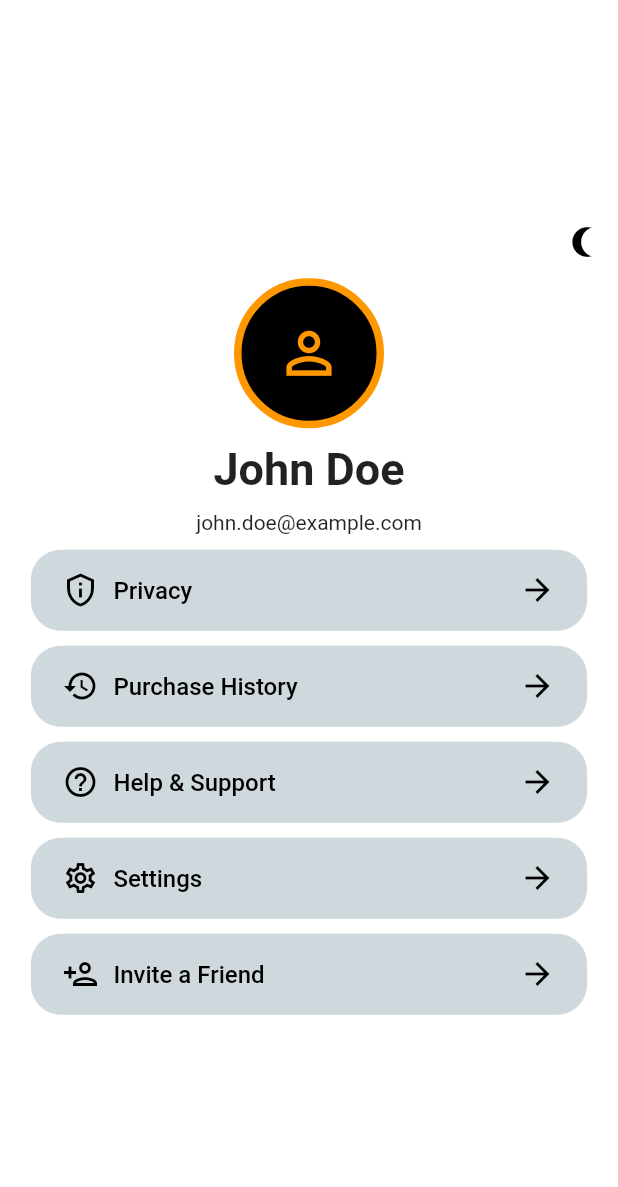
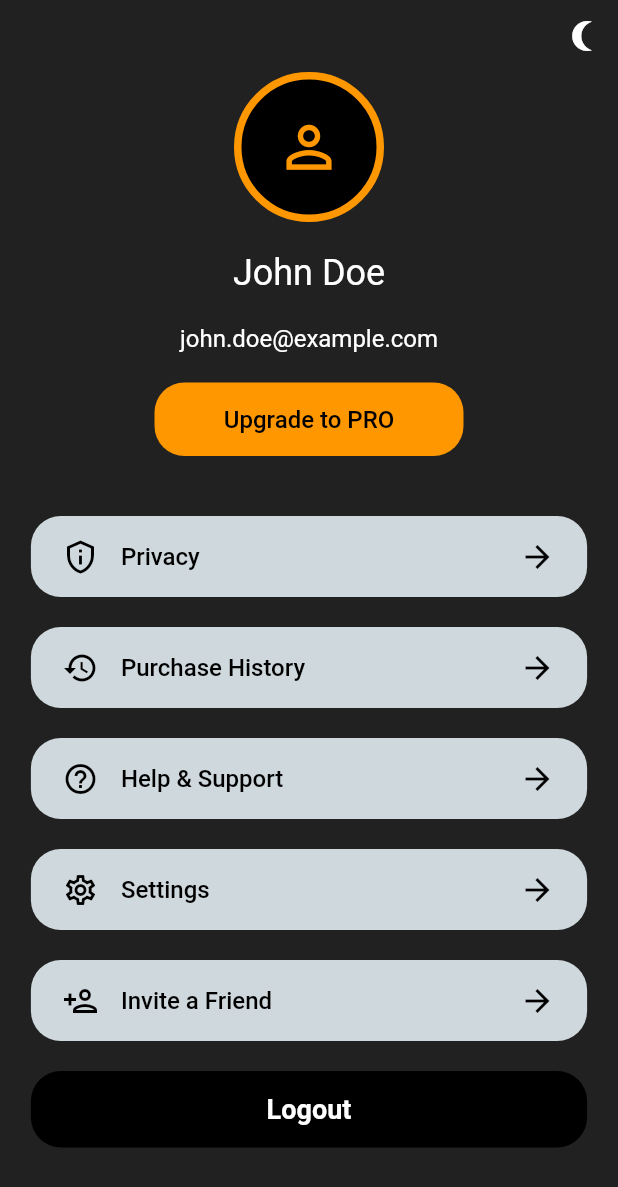
Before and after one commit to MohammadMazin/xgrid_intern, a Flutter app: the screen it shows after launch, after a tap on the "nightlight round" icon, on a phone screen of 412 x 824 dp. Shown: the top 1187 px of the screen. Run offline on Flutter 3.47's test engine with Material 2 defaults, Android fonts, the phone set to English and light mode, and no system bars.

Commit message:
changing light and dark mode using provider implemented

```diff
--- a/lib/main.dart
+++ b/lib/main.dart
@@ -1,5 +1,7 @@
 import 'package:flutter/material.dart';
+import 'package:provider/provider.dart';
 import 'package:xgrid_internship/pages/profile.dart';
+import 'package:xgrid_internship/utils/DarkThemeProvider.dart';
 import 'package:xgrid_internship/utils/ThemeData.dart';
 
 void main() {
@@ -16,24 +18,31 @@ class MainApp extends StatefulWidget {
       context.findAncestorStateOfType<_MainAppState>()!;
 }
 
+DarkThemeProvider themeChangeProvider = new DarkThemeProvider();
+
 class _MainAppState extends State<MainApp> {
-  ThemeMode _themeMode = ThemeMode.system;
+  bool _themeMode = themeChangeProvider.darkTheme;
 
   void changeTheme() {
-    // swap between light and dark
-    final themeMode =
-        _themeMode == ThemeMode.light ? ThemeMode.dark : ThemeMode.light;
+    // swap between light and dark mode using provider
+    themeChangeProvider.darkTheme = !themeChangeProvider.darkTheme;
     setState(() {
-      _themeMode = themeMode;
+      _themeMode = themeChangeProvider.darkTheme;
     });
   }
 
   @override
   Widget build(BuildContext context) {
-    return MaterialApp(
-        theme: lightTheme,
-        themeMode: _themeMode,
-        darkTheme: darkTheme,
-        home: Profile());
+    return ChangeNotifierProvider(
+      create: (_) => DarkThemeProvider(),
+      child: Consumer<DarkThemeProvider>(
+        builder: (BuildContext context, value, Widget? child) => MaterialApp(
+          theme: lightTheme,
+          themeMode: _themeMode ? ThemeMode.dark : ThemeMode.light,
+          darkTheme: darkTheme,
+          home: Profile(),
+        ),
+      ),
+    );
   }
 }
--- a/lib/pages/profile.dart
+++ b/lib/pages/profile.dart
@@ -1,21 +1,26 @@
 import 'package:flutter/material.dart';
+import 'package:provider/provider.dart';
 import 'package:xgrid_internship/main.dart';
+import 'package:xgrid_internship/utils/ThemeData.dart';
 import 'package:xgrid_internship/widgets/button.dart';
 import 'package:xgrid_internship/widgets/profilePicture.dart';
+import 'package:xgrid_internship/widgets/settingsButton.dart';
+
+import '../utils/DarkThemeProvider.dart';
 
 class Profile extends StatelessWidget {
   Profile();
-  final double GAP = 10;
+  final double GAP = 20;
 
   @override
   Widget build(BuildContext context) {
+    final themeChange = Provider.of<DarkThemeProvider>(context);
     return Scaffold(
       body: Container(
           child: Column(
-        mainAxisAlignment: MainAxisAlignment.center,
+        mainAxisAlignment: MainAxisAlignment.start,
         children: [
           Row(
-            // moon icon on the right
             mainAxisAlignment: MainAxisAlignment.end,
             children: [
               IconButton(
@@ -28,18 +33,22 @@ class Profile extends StatelessWidget {
           ),
           const ProfilePicture(),
           SizedBox(height: GAP),
-          const Text(
+          Text(
             'John Doe',
-            style: TextStyle(
-              fontSize: 30,
-              fontWeight: FontWeight.bold,
-            ),
+            style: Theme.of(context).textTheme.displayMedium,
           ),
           SizedBox(height: GAP),
-          const Text(
+          Text(
             'john.doe@example.com',
+            style: Theme.of(context).textTheme.displaySmall,
           ),
           SizedBox(height: GAP),
+          const Button(
+            text: 'Upgrade to PRO',
+            color: primaryColor,
+            width: 0.5,
+          ),
+          SizedBox(height: GAP * 2),
           const SettingsButton(
             icon: IconData(0xf2d0, fontFamily: 'MaterialIcons'),
             text: 'Privacy',
@@ -63,6 +72,12 @@ class Profile extends StatelessWidget {
           const SettingsButton(
             icon: Icons.person_add_outlined,
             text: 'Invite a Friend',
+          ),
+          SizedBox(height: GAP),
+          const Button(
+            text: 'Logout',
+            fontWeight: FontWeight.bold,
+            fontSize: 18,
           ),
           SizedBox(height: GAP),
         ],
--- /dev/null
+++ b/lib/utils/DarkThemeProvider.dart
@@ -0,0 +1,12 @@
+import 'package:flutter/material.dart';
+
+class DarkThemeProvider with ChangeNotifier {
+  bool _darkTheme = false;
+
+  bool get darkTheme => _darkTheme;
+
+  set darkTheme(bool value) {
+    _darkTheme = value;
+    notifyListeners();
+  }
+}
--- /dev/null
+++ b/lib/utils/Styles.dart
@@ -0,0 +1,28 @@
+import 'dart:ui';
+
+import 'package:flutter/material.dart';
+
+class Styles {
+  static ThemeData themeData(bool isDarkTheme, BuildContext context) {
+    return ThemeData(
+      primarySwatch: Colors.red,
+      primaryColor: isDarkTheme ? Colors.black : Colors.white,
+      backgroundColor: isDarkTheme ? Colors.black : Color(0xffF1F5FB),
+      indicatorColor: isDarkTheme ? Color(0xff0E1D36) : Color(0xffCBDCF8),
+      buttonColor: isDarkTheme ? Color(0xff3B3B3B) : Color(0xffF1F5FB),
+      hintColor: isDarkTheme ? Color(0xff280C0B) : Color(0xffEECED3),
+      highlightColor: isDarkTheme ? Color(0xff372901) : Color(0xffFCE192),
+      hoverColor: isDarkTheme ? Color(0xff3A3A3B) : Color(0xff4285F4),
+      focusColor: isDarkTheme ? Color(0xff0B2512) : Color(0xffA8DAB5),
+      disabledColor: Colors.grey,
+      cardColor: isDarkTheme ? Color(0xFF151515) : Colors.white,
+      canvasColor: isDarkTheme ? Colors.black : Colors.grey[50],
+      brightness: isDarkTheme ? Brightness.dark : Brightness.light,
+      buttonTheme: Theme.of(context).buttonTheme.copyWith(
+          colorScheme: isDarkTheme ? ColorScheme.dark() : ColorScheme.light()),
+      appBarTheme: AppBarTheme(
+        elevation: 0.0,
+      ),
+    );
+  }
+}
--- a/lib/utils/ThemeData.dart
+++ b/lib/utils/ThemeData.dart
@@ -4,26 +4,30 @@ const Color primaryColor = Color.fromARGB(255, 255, 151, 1);
 final ElevatedButtonThemeData elevatedButtonTheme = ElevatedButtonThemeData(
   style: ElevatedButton.styleFrom(
     elevation: 0,
-    backgroundColor: Color.fromARGB(255, 207, 216, 220),
+    backgroundColor: const Color.fromARGB(255, 207, 216, 220),
     shape: RoundedRectangleBorder(
       borderRadius: BorderRadius.circular(20),
     ),
   ),
 );
+const DISPLAY_SMALL_FONT_SIZE = 16.0;
+const DISPLAY_MEDIUM_FONT_SIZE = 24.0;
 
 final lightTheme = ThemeData(
   primaryColor: primaryColor,
   elevatedButtonTheme: elevatedButtonTheme,
   scaffoldBackgroundColor: Colors.white,
-  appBarTheme: const AppBarTheme(
-    backgroundColor: Colors.blue,
-  ),
   iconTheme: const IconThemeData(
     color: Colors.black,
   ),
   textTheme: const TextTheme(
-    bodyText1: TextStyle(
-      color: Colors.red,
+    displayMedium: TextStyle(
+      fontSize: DISPLAY_MEDIUM_FONT_SIZE,
+      color: Colors.black,
+    ),
+    displaySmall: TextStyle(
+      fontSize: DISPLAY_SMALL_FONT_SIZE,
+      color: Colors.black,
     ),
   ),
 );
@@ -32,14 +36,16 @@ final darkTheme = ThemeData(
   primaryColor: primaryColor,
   elevatedButtonTheme: elevatedButtonTheme,
   scaffoldBackgroundColor: Colors.grey[900],
-  appBarTheme: const AppBarTheme(
-    backgroundColor: Colors.deepPurple,
-  ),
   iconTheme: const IconThemeData(
     color: Colors.white,
   ),
   textTheme: const TextTheme(
-    bodyText1: TextStyle(
+    displayMedium: TextStyle(
+      fontSize: DISPLAY_MEDIUM_FONT_SIZE,
+      color: Colors.white,
+    ),
+    displaySmall: TextStyle(
+      fontSize: DISPLAY_SMALL_FONT_SIZE,
       color: Colors.white,
     ),
   ),
--- a/lib/widgets/button.dart
+++ b/lib/widgets/button.dart
@@ -1,32 +1,64 @@
 import 'package:flutter/material.dart';
+import 'package:xgrid_internship/utils/ThemeData.dart';
 
-class SettingsButton extends StatelessWidget {
-  // constructor that takes icon and text
-  final IconData icon;
+class Button extends StatelessWidget {
   final String text;
-  const SettingsButton({
-    super.key,
-    required this.icon,
-    required this.text,
-  });
+  final double width;
+  final Color? color;
+  final FontWeight fontWeight;
+  final double fontSize;
+
+  const Button(
+      {super.key,
+      required this.text,
+      this.width = 0.9,
+      this.color,
+      this.fontWeight = FontWeight.w500,
+      this.fontSize = 16});
 
   @override
   Widget build(BuildContext context) {
+    Color buttonColor() {
+      if (color == null) {
+        if (Theme.of(context).brightness == Brightness.dark) {
+          return Colors.black;
+        } else {
+          return Colors.black;
+        }
+      } else {
+        return color!;
+      }
+    }
+
+    Color buttonTextColor() {
+      if (color == null) {
+        if (Theme.of(context).brightness == Brightness.dark) {
+          return Colors.white;
+        } else {
+          return Colors.white;
+        }
+      } else {
+        return Colors.black;
+      }
+    }
+
     return Container(
-      width: MediaQuery.of(context).size.width * 0.9,
+      width: MediaQuery.of(context).size.width * width,
       child: ElevatedButton(
         onPressed: () {},
+        style: ElevatedButton.styleFrom(
+          backgroundColor: buttonColor(),
+        ),
         child: Padding(
           padding: const EdgeInsets.symmetric(horizontal: 5, vertical: 15),
-          child: Row(children: [
-            Icon(icon, color: Colors.black),
-            SizedBox(
-              width: 10,
-            ),
-            Text(text, style: TextStyle(fontSize: 16, color: Colors.black)),
-            Spacer(),
-            Icon(Icons.arrow_forward, color: Colors.black),
-          ]),
+          child: Text(
+            text,
+            style: TextStyle(
+                color: buttonTextColor(),
+                fontWeight: fontWeight,
+                fontSize: fontSize),
+            textAlign: TextAlign.center,
+          ),
         ),
       ),
     );
--- /dev/null
+++ b/lib/widgets/settingsButton.dart
@@ -0,0 +1,41 @@
+import 'package:flutter/material.dart';
+
+class SettingsButton extends StatelessWidget {
+  // constructor that takes icon and text
+  final IconData icon;
+  final String text;
+  const SettingsButton({
+    super.key,
+    required this.icon,
+    required this.text,
+  });
+
+  @override
+  Widget build(BuildContext context) {
+    return Container(
+      width: MediaQuery.of(context).size.width * 0.9,
+      child: ElevatedButton(
+        onPressed: () {},
+        child: Padding(
+          padding: const EdgeInsets.symmetric(horizontal: 5, vertical: 15),
+          child: Row(children: [
+            Icon(icon, color: Colors.black),
+            const SizedBox(
+              width: 15,
+            ),
+            Text(
+              text,
+              style: const TextStyle(
+                fontSize: 16,
+                color: Colors.black,
+                fontWeight: FontWeight.w500,
+              ),
+            ),
+            const Spacer(),
+            const Icon(Icons.arrow_forward, color: Colors.black),
+          ]),
+        ),
+      ),
+    );
+  }
+}
```
